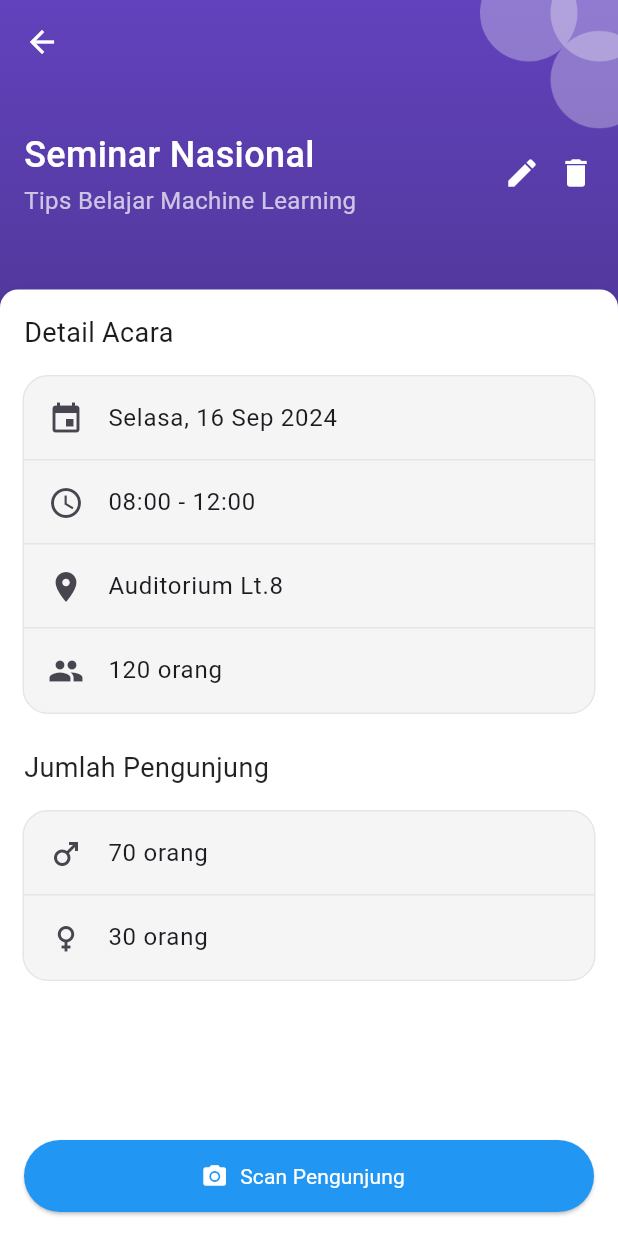
After one commit to ChamillatulLuqianaAgustin/face_count, a Flutter app: the screen it shows after launch, after a tap on "Seminar Nasional", on a phone screen of 412 x 824 dp. The commit adds this screen. Run offline on Flutter 3.47's test engine with Material 3 defaults, Android fonts, the phone set to English and light mode, and no system bars; Roboto replaces fonts that are missing (SFProDisplay).

Commit message:
feat: detail acara page

```diff
--- /dev/null
+++ b/lib/features/acara/detail_acara.dart
@@ -0,0 +1,205 @@
+import 'package:flutter/material.dart';
+import '../../configs/theme.dart';
+
+class DetailAcara extends StatefulWidget {
+  const DetailAcara({super.key});
+
+  @override
+  State<DetailAcara> createState() => _DetailAcaraState();
+}
+
+class _DetailAcaraState extends State<DetailAcara> {
+  @override
+  Widget build(BuildContext context) {
+    return Scaffold(
+      appBar: AppBar(
+        backgroundColor: Colors.transparent,
+        elevation: 0,
+        leading: IconButton(
+          icon: const Icon(Icons.arrow_back, color: Colors.white),
+          onPressed: () => Navigator.of(context).pop(),
+        ),
+      ),
+      extendBodyBehindAppBar: true,
+      body: Stack(
+        children: [
+          Container(
+            width: double.infinity,
+            decoration: const BoxDecoration(
+              gradient: LinearGradient(
+                colors: [purpleBase, purple950],
+                begin: Alignment.topCenter,
+                end: Alignment.bottomCenter,
+              ),
+            ),
+            child: Align(
+              alignment: Alignment.topRight,
+              child: Image.asset(
+                'assets/images/acara_card_flower.png',
+                scale: 2,
+              ),
+            ),
+          ),
+          Container(
+            margin: const EdgeInsets.only(top: 70),
+            child: Column(
+              mainAxisAlignment: MainAxisAlignment.start,
+              children: [
+                // Title Section
+                Container(
+                  padding: const EdgeInsets.all(16),
+                  child: Row(
+                    children: [
+                      Column(
+                        crossAxisAlignment: CrossAxisAlignment.start,
+                        children: [
+                          Text(
+                            'Seminar Nasional',
+                            style: mediumTS.copyWith(
+                              fontSize: 24,
+                              color: Colors.white,
+                            ),
+                          ),
+                          const SizedBox(height: 2),
+                          Text(
+                            'Tips Belajar Machine Learning',
+                            style: regularTS.copyWith(
+                              fontSize: 16,
+                              color: Colors.white70,
+                            ),
+                          ),
+                        ],
+                      ),
+                      const Spacer(),
+                      const Icon(Icons.edit, color: Colors.white),
+                      const SizedBox(width: 12),
+                      const Icon(Icons.delete, color: Colors.white),
+                    ],
+                  ),
+                ),
+
+                const SizedBox(height: 32),
+
+                // Event Details
+                Expanded(
+                  child: Container(
+                    decoration: const BoxDecoration(
+                      color: Colors.white,
+                      borderRadius: BorderRadius.vertical(
+                        top: Radius.circular(12),
+                      ),
+                      boxShadow: [
+                        BoxShadow(
+                          color: Colors.black12,
+                          blurRadius: 8,
+                          offset: Offset(0, 4),
+                        )
+                      ],
+                    ),
+                    padding: const EdgeInsets.all(16),
+                    child: SingleChildScrollView(
+                      child: Column(
+                        crossAxisAlignment: CrossAxisAlignment.start,
+                        children: [
+                          Text(
+                            'Detail Acara',
+                            style: regularTS.copyWith(
+                              fontSize: 18,
+                              color: neutral950,
+                            ),
+                          ),
+                          const SizedBox(height: 16),
+                          Container(
+                            decoration: BoxDecoration(
+                              color: neutral50,
+                              borderRadius: BorderRadius.circular(16),
+                              border: Border.all(
+                                color: neutral100,
+                                strokeAlign: BorderSide.strokeAlignOutside,
+                              ),
+                            ),
+                            child: Column(
+                              children: ListTile.divideTiles(
+                                context: context,
+                                color: neutral100,
+                                tiles: [
+                                  ListTile(
+                                    leading: const Icon(Icons.event),
+                                    title: const Text('Selasa, 16 Sep 2024'),
+                                  ),
+                                  ListTile(
+                                    leading: const Icon(Icons.access_time),
+                                    title: const Text('08:00 - 12:00'),
+                                  ),
+                                  ListTile(
+                                    leading: const Icon(Icons.place),
+                                    title: const Text('Auditorium Lt.8'),
+                                  ),
+                                  ListTile(
+                                    leading: const Icon(Icons.people),
+                                    title: const Text('120 orang'),
+                                  ),
+                                ],
+                              ).toList(),
+                            ),
+                          ),
+                          const SizedBox(height: 24),
+                          Text('Jumlah Pengunjung',
+                              style: regularTS.copyWith(
+                                  fontSize: 18, color: Colors.black87)),
+                          const SizedBox(height: 16),
+                          Container(
+                            decoration: BoxDecoration(
+                              color: neutral50,
+                              borderRadius: BorderRadius.circular(16),
+                              border: Border.all(
+                                color: neutral100,
+                                strokeAlign: BorderSide.strokeAlignOutside,
+                              ),
+                            ),
+                            child: Column(
+                              children: ListTile.divideTiles(
+                                context: context,
+                                color: neutral100,
+                                tiles: [
+                                  ListTile(
+                                    leading: const Icon(Icons.male),
+                                    title: const Text('70 orang'),
+                                  ),
+                                  ListTile(
+                                    leading: const Icon(Icons.female),
+                                    title: const Text('30 orang'),
+                                  ),
+                                ],
+                              ).toList(),
+                            ),
+                          ),
+                        ],
+                      ),
+                    ),
+                  ),
+                ),
+              ],
+            ),
+          ),
+        ],
+      ),
+      bottomNavigationBar: Container(
+        padding: const EdgeInsets.all(16),
+        color: Colors.white,
+        child: ElevatedButton.icon(
+          onPressed: () {},
+          icon: const Icon(Icons.camera_alt, color: Colors.white),
+          label: Text(
+            'Scan Pengunjung',
+            style: regularTS.copyWith(color: Colors.white),
+          ),
+          style: ElevatedButton.styleFrom(
+            backgroundColor: Colors.blue,
+            minimumSize: const Size(double.infinity, 48),
+          ),
+        ),
+      ),
+    );
+  }
+}
--- a/lib/features/beranda/beranda_page.dart
+++ b/lib/features/beranda/beranda_page.dart
@@ -1,5 +1,7 @@
 import 'package:face_count/configs/theme.dart';
+import 'package:face_count/features/acara/detail_acara.dart';
 import 'package:flutter/material.dart';
+// import '../acara/detail_acara.dart';
 
 import 'widgets/acara_beranda_card.dart';
 
@@ -97,6 +99,11 @@ class BerandaPage extends StatelessWidget {
                   status: 'Berlangsung',
                   time: '08.00 - 12.00',
                   place: 'Auditorium Lt. 8',
+                  onPressed : (){
+                    Navigator.of(context).push(
+                      MaterialPageRoute(builder: (context) => const DetailAcara(),)
+                    );
+                  },
                 ),
                 const SizedBox(height: 8),
                 AcaraBerandaCard(
@@ -120,4 +127,5 @@ class BerandaPage extends StatelessWidget {
             ),
     );
   }
+
 }
--- a/lib/features/beranda/widgets/acara_beranda_card.dart
+++ b/lib/features/beranda/widgets/acara_beranda_card.dart
@@ -9,6 +9,7 @@ class AcaraBerandaCard extends StatelessWidget {
     final String status;
     final String time;
     final String place;
+    final VoidCallback? onPressed;
 
     const AcaraBerandaCard({
       super.key,
@@ -18,11 +19,13 @@ class AcaraBerandaCard extends StatelessWidget {
       required this.status,
       required this.time,
       required this.place,
+      this.onPressed
     });
 
     @override
     Widget build(BuildContext context) {
-    return Container(
+      return InkWell(onTap: onPressed, // Trigger the onPressed callback
+      child: Container(
         width: double.infinity,
         decoration: BoxDecoration(
           borderRadius: BorderRadius.circular(14),
@@ -30,6 +33,7 @@ class AcaraBerandaCard extends StatelessWidget {
             colors: [leftColor, rightColor],
           ),
         ),
+
         child: Row(
           crossAxisAlignment: CrossAxisAlignment.start,
           children: [
@@ -109,6 +113,7 @@ class AcaraBerandaCard extends StatelessWidget {
             )
           ],
         ),
+      ),
       );
     }
   }
```
Lines whose indentation alone changed are shown as unchanged.
